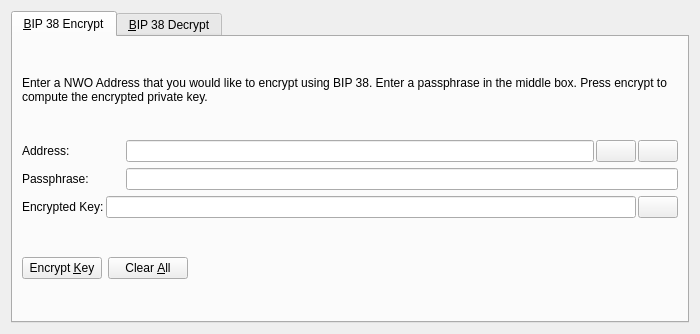
First picture: the form in src/qt/forms/bip38tooldialog.ui, repository MotoAcidic/BaseSource, before the edit.
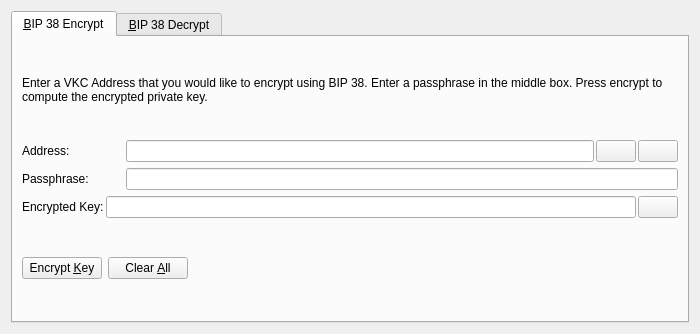
Second picture: the form after the edit. The open tabs and pages were chosen to show the change. Icons and pictures are not drawn. Custom widgets are drawn as their Qt base class.

Diff of the .ui file:
```diff
--- a/src/qt/forms/bip38tooldialog.ui
+++ b/src/qt/forms/bip38tooldialog.ui
@@ -30,7 +30,7 @@
        <item>
         <widget class="QLabel" name="infoLabel_ENC">
          <property name="text">
-          <string>Enter a NWO Address that you would like to encrypt using BIP 38. Enter a passphrase in the middle box. Press encrypt to compute the encrypted private key.</string>
+          <string>Enter a VKC Address that you would like to encrypt using BIP 38. Enter a passphrase in the middle box. Press encrypt to compute the encrypted private key.</string>
          </property>
          <property name="textFormat">
           <enum>Qt::PlainText</enum>
```
Left out of the diff: 24 changed lines with no effect on the pictures.
